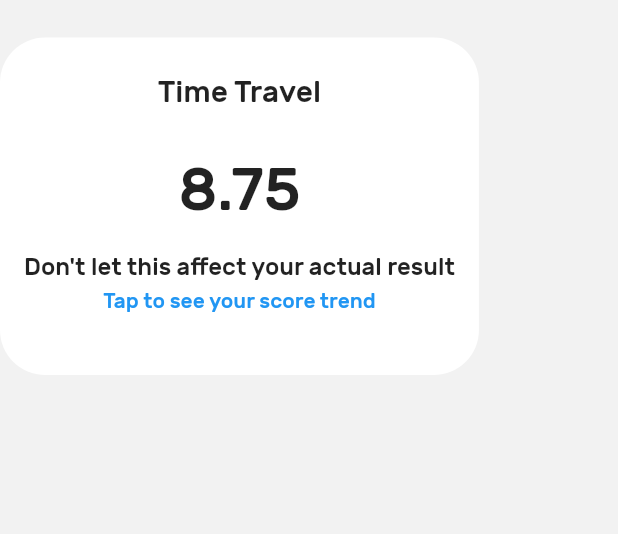
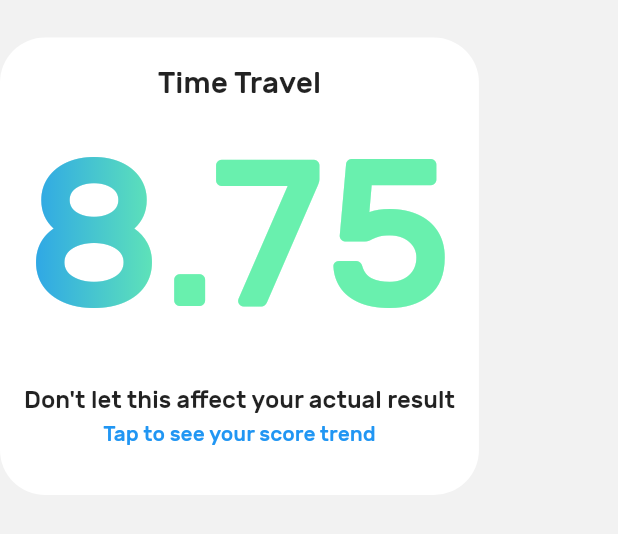
Before and after one commit to Photronium/Math-Solver-App, a Flutter app: the ScorePredictor widget shown alone on an empty page, opened directly, after a tap on "Time Travel", on a phone screen of 412 x 824 dp. Shown: the top 534 px of the screen. Run offline on Flutter 3.47's test engine with Material 2 defaults, Android fonts, the phone set to English and light mode, and no system bars; our stand-ins replace cloud_firestore; missing offline and left inert: dart:ffi; accounts and stored records are empty; project files that could hold a hidden picture were left out.

Commit message:
1 minor change
- Time Travel widget design tweaked

```diff
--- a/lib/screen/dashboard/dashboard.dart
+++ b/lib/screen/dashboard/dashboard.dart
@@ -3,6 +3,10 @@ import '../drawer.dart';
 import 'dart:math';
 
 const double padding = 25;
+
+Shader linearGradient = LinearGradient(
+  colors: <Color>[Colors.blue, Colors.greenAccent],
+).createShader(Rect.fromLTWH(0.0, 0.0, 120.0, 120.0));
 
 class DataReader {
   TheOracle oracle = TheOracle();
@@ -13,7 +17,7 @@ class DataReader {
   List<double> lastWeek = [];
 
   void updateScore() {
-    this.allTime = [4.5, 8.5, 3.5, 9.6, 3.3, 10,9,8,7,8,9];
+    this.allTime = [4.5, 8.5, 3.5, 9.6, 3.3, 10, 9, 8, 7, 8, 9];
     this.lastYear = [8.5, 3.5, 9.6, 3.3, 10];
     this.lastMonth = [3.5, 9.6, 3.3, 10];
     this.lastWeek = [9.6, 3.3, 10];
@@ -63,10 +67,9 @@ class DataReader {
     return oracle.predict(allTime);
   }
 
-  List<double> predictGraph(){
+  List<double> predictGraph() {
     return oracle.graph(allTime);
   }
-
 }
 
 class TheOracle {
@@ -80,7 +83,7 @@ class TheOracle {
     return calculate(data, bestModel());
   }
 
-  List<double> graph(List<double> data){
+  List<double> graph(List<double> data) {
     if (data != trainedData) train(data);
 
     List<double> result = [];
@@ -89,7 +92,7 @@ class TheOracle {
     for (int i = 0; i < 20; i++) {
       for (int s = 0; s < 4; s++) {
         temp = 0;
-        x = i + 0.25*s;
+        x = i + 0.25 * s;
         for (int j = 0; j < bestModel().length; j++) {
           temp += bestModel()[j] * pow(x + 1, j);
         }
@@ -98,8 +101,8 @@ class TheOracle {
       }
     }
 
-    double compress = 10/result.reduce(max);
-    for(int i = 0; i < result.length; i++) result[i] = result[i]*compress;
+    double compress = 10 / result.reduce(max);
+    for (int i = 0; i < result.length; i++) result[i] = result[i] * compress;
 
     return result;
   }
@@ -183,22 +186,26 @@ class TheOracle {
     return a;
   }
 
-  void train(List<double> data){
+  void train(List<double> data) {
     cubic = Regressor(data, 3);
     quartic = Regressor(data, 4);
     trainedData = data;
 
     double first = calculate(data, cubic);
     double second = calculate(data, quartic);
-    if ((first - data[data.length-1]).abs() > (second - data[data.length-1]).abs()) bestModelValue = 4;
-    else bestModelValue = 3;
+    if ((first - data[data.length - 1]).abs() >
+        (second - data[data.length - 1]).abs())
+      bestModelValue = 4;
+    else
+      bestModelValue = 3;
   }
 
-  double calculate(List<double>data, List<double> model){
+  double calculate(List<double> data, List<double> model) {
     if (data != trainedData) train(data);
 
     double result = 0;
-    for (int i = 0; i < model.length; i++) result += model[i] * pow(data.length + 1, i);
+    for (int i = 0; i < model.length; i++)
+      result += model[i] * pow(data.length + 1, i);
     if (result > 10) result = 10;
     if (result < 0) result = 0;
     return result;
@@ -255,10 +262,6 @@ class PerformanceScore extends StatefulWidget {
 class _PerformanceScore extends State<PerformanceScore> {
   DataReader userData = DataReader();
 
-  final Shader linearGradient = LinearGradient(
-    colors: <Color>[Colors.blue, Colors.greenAccent],
-  ).createShader(Rect.fromLTWH(0.0, 0.0, 120.0, 120.0));
-
   @override
   Widget build(BuildContext context) {
     return Container(
@@ -304,7 +307,6 @@ class _PerformanceScore extends State<PerformanceScore> {
         ));
   }
 }
-
 
 class ScoreChart extends StatefulWidget {
   @override
@@ -502,6 +504,10 @@ class _PerformanceHistory extends State<PerformanceHistory> {
 }
 
 class ScorePredictor extends StatefulWidget {
+  final Shader linearGradient = LinearGradient(
+    colors: <Color>[Colors.blue, Colors.greenAccent],
+  ).createShader(Rect.fromLTWH(0.0, 0.0, 120.0, 120.0));
+
   @override
   State<StatefulWidget> createState() {
     // TODO: implement createState
@@ -512,7 +518,7 @@ class ScorePredictor extends StatefulWidget {
 class _ScorePredictor extends State<ScorePredictor> {
   bool showFuture = false;
   bool showGraph = false;
-  double widgetHeight = 250;
+  double widgetHeight = 218;
   DataReader userData = DataReader();
 
   var Blocked = Column(
@@ -544,14 +550,16 @@ class _ScorePredictor extends State<ScorePredictor> {
         mainAxisSize: MainAxisSize.min,
         children: <Widget>[
           Padding(
-            padding: EdgeInsets.only(bottom: 20),
+            padding: EdgeInsets.only(bottom: 6),
             child: Text("Time Travel", style: TextStyle(fontSize: 20.0)),
           ),
           Column(
             children: <Widget>[
-              Padding(
-                padding: EdgeInsets.only(top: 10),
-                child: Text(userData.predict().toStringAsFixed(2), style: TextStyle(fontSize: 40.0)),
+                Text(
+                  userData.predict().toStringAsFixed(2),
+                  style: TextStyle(
+                      fontSize: 140.0,
+                      foreground: Paint()..shader = linearGradient),
                 ),
               Padding(
                 padding: EdgeInsets.only(top: 18),
@@ -568,8 +576,7 @@ class _ScorePredictor extends State<ScorePredictor> {
         children: <Widget>[
           Padding(
             padding: EdgeInsets.only(top: 12),
-            child:
-            Text("Score Trend", style: TextStyle(fontSize: 20.0)),
+            child: Text("Score Trend", style: TextStyle(fontSize: 20.0, color: Colors.blue)),
           ),
           SizedBox(
             height: 350,
@@ -585,10 +592,8 @@ class _ScorePredictor extends State<ScorePredictor> {
                         height: 300 - userData.predictGraph()[i] * 30,
                       ),
                       Container(
-                            color: Color.fromRGBO(
-                                50,
-                                (userData.predictGraph()[i] * 25).toInt(),
-                                255, 1),
+                        color: Color.fromRGBO(50,
+                            (userData.predictGraph()[i] * 25).toInt(), 255, 1),
                         width: 4,
                         height: userData.predictGraph()[i] * 30,
                       ),
@@ -608,24 +613,27 @@ class _ScorePredictor extends State<ScorePredictor> {
           ),
           color: Colors.white,
           child: Padding(
-            padding:EdgeInsets.only(top:24),
-          child: Column(
-              children: <Widget>[
-                showFuture ? Unblocked:Blocked,
-                showFuture && !showGraph ? Padding(
-                  padding:EdgeInsets.only(top:5),
-                    child:Text("Tap to see your score trend",
-                  style: TextStyle(color: Colors.blue))):Text(""),
-                showGraph ? Graph:Text(""),
-            ]
-          ),
+            padding: EdgeInsets.only(top: 18),
+            child: Column(children: <Widget>[
+              showFuture ? Unblocked : Blocked,
+              showFuture && !showGraph
+                  ? Padding(
+                      padding: EdgeInsets.only(top: 5),
+                      child: Text("Tap to see your score trend",
+                          style: TextStyle(color: Colors.blue)))
+                  : Text(""),
+              showGraph ? Graph : Text(""),
+            ]),
           ),
           onPressed: () {
             setState(() {
-              if (!showFuture) showFuture = true;
+              if (!showFuture) {
+                showFuture = true;
+                widgetHeight = 330;
+              }
               else {
                 showGraph = true;
-                widgetHeight = 590;
+                widgetHeight = 680;
               }
             });
           },
```
Lines whose indentation alone changed are shown as unchanged.
